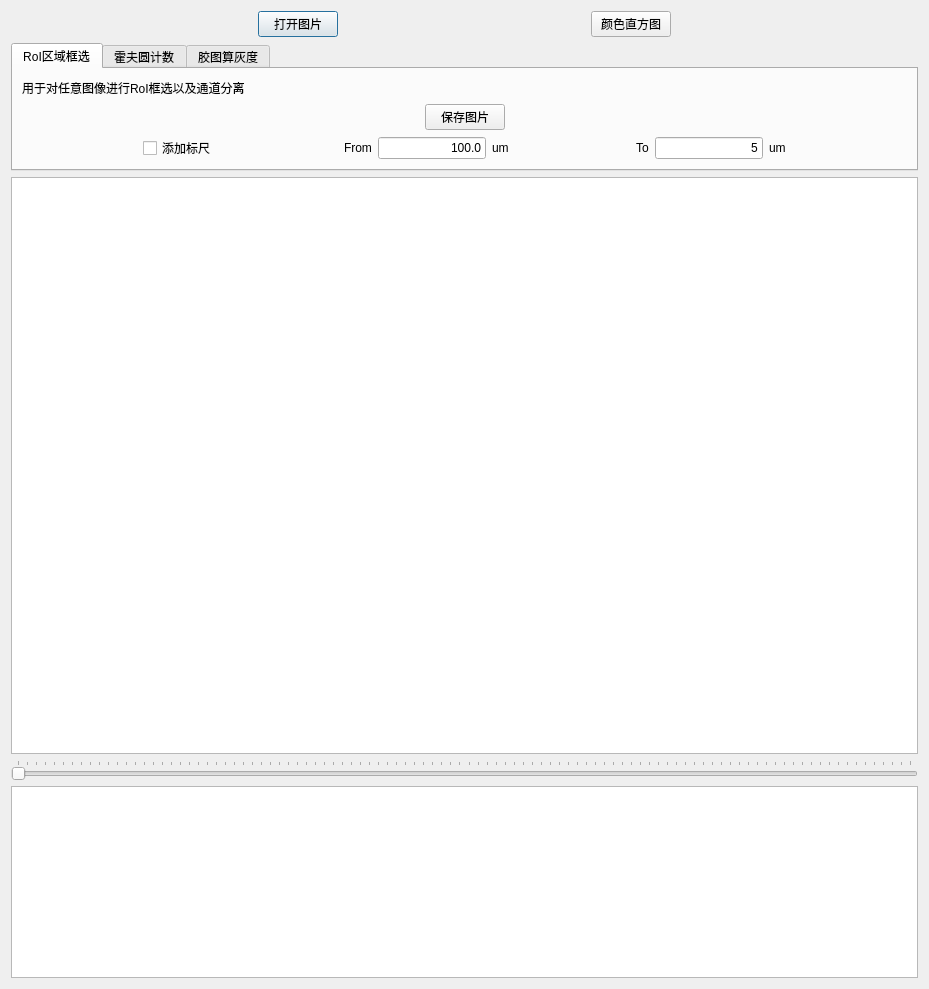
First picture: the form in uic/main_dialog.ui, repository mulin-xml/wwy2, before the edit.
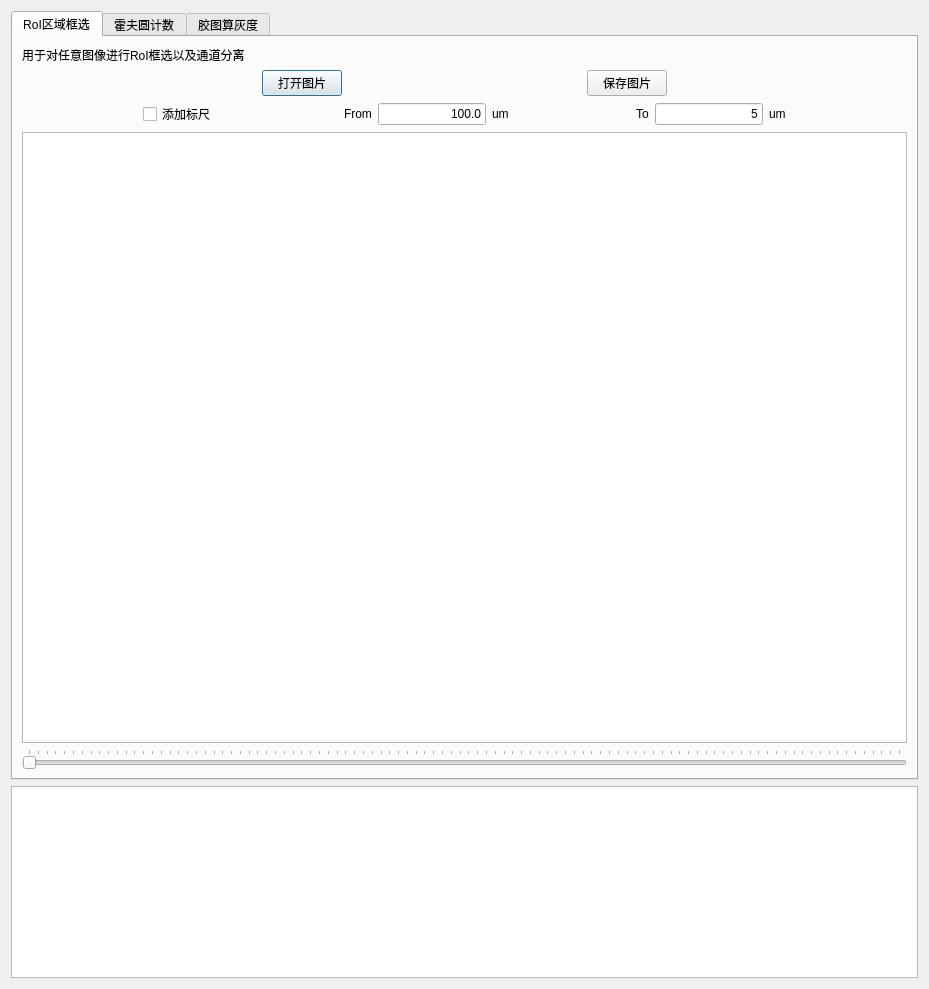
Second picture: the form after the edit. Custom widgets are drawn as their Qt base class.

Patch:
```diff
--- a/uic/main_dialog.ui
+++ b/uic/main_dialog.ui
@@ -19,64 +19,7 @@
   <property name="windowTitle">
    <string>Wen Wenyu and Her Fathers 2.0</string>
   </property>
-  <layout class="QVBoxLayout" name="verticalLayout_4" stretch="0,0,10,0">
-   <item>
-    <layout class="QHBoxLayout" name="horizontalLayout_6">
-     <item>
-      <spacer name="horizontalSpacer">
-       <property name="orientation">
-        <enum>Qt::Horizontal</enum>
-       </property>
-       <property name="sizeHint" stdset="0">
-        <size>
-         <width>40</width>
-         <height>20</height>
-        </size>
-       </property>
-      </spacer>
-     </item>
-     <item>
-      <widget class="QPushButton" name="openImgButton">
-       <property name="text">
-        <string>打开图片</string>
-       </property>
-      </widget>
-     </item>
-     <item>
-      <spacer name="horizontalSpacer_13">
-       <property name="orientation">
-        <enum>Qt::Horizontal</enum>
-       </property>
-       <property name="sizeHint" stdset="0">
-        <size>
-         <width>40</width>
-         <height>20</height>
-        </size>
-       </property>
-      </spacer>
-     </item>
-     <item>
-      <widget class="QPushButton" name="openHistButton">
-       <property name="text">
-        <string>颜色直方图</string>
-       </property>
-      </widget>
-     </item>
-     <item>
-      <spacer name="horizontalSpacer_4">
-       <property name="orientation">
-        <enum>Qt::Horizontal</enum>
-       </property>
-       <property name="sizeHint" stdset="0">
-        <size>
-         <width>40</width>
-         <height>20</height>
-        </size>
-       </property>
-      </spacer>
-     </item>
-    </layout>
-   </item>
+  <layout class="QVBoxLayout" name="verticalLayout_4" stretch="1,0">
    <item>
     <widget class="MyTabWidget" name="controlTabWidget">
      <property name="sizePolicy">
@@ -116,7 +59,27 @@
           </spacer>
          </item>
          <item>
-          <widget class="QPushButton" name="pushButton">
+          <widget class="QPushButton" name="tab1OpenImgButton">
+           <property name="text">
+            <string>打开图片</string>
+           </property>
+          </widget>
+         </item>
+         <item>
+          <spacer name="horizontalSpacer_14">
+           <property name="orientation">
+            <enum>Qt::Horizontal</enum>
+           </property>
+           <property name="sizeHint" stdset="0">
+            <size>
+             <width>40</width>
+             <height>20</height>
+            </size>
+           </property>
+          </spacer>
+         </item>
+         <item>
+          <widget class="QPushButton" name="tab1SaveButton">
            <property name="text">
             <string>保存图片</string>
            </property>
@@ -256,6 +219,26 @@
          </item>
         </layout>
        </item>
+       <item>
+        <widget class="MyGraphicsView" name="tab1GV">
+         <property name="verticalScrollBarPolicy">
+          <enum>Qt::ScrollBarAlwaysOff</enum>
+         </property>
+         <property name="horizontalScrollBarPolicy">
+          <enum>Qt::ScrollBarAlwaysOff</enum>
+         </property>
+        </widget>
+       </item>
+       <item>
+        <widget class="QSlider" name="tab1ImgSlider">
+         <property name="orientation">
+          <enum>Qt::Horizontal</enum>
+         </property>
+         <property name="tickPosition">
+          <enum>QSlider::TicksAbove</enum>
+         </property>
+        </widget>
+       </item>
       </layout>
      </widget>
      <widget class="QWidget" name="tab2">
@@ -362,30 +345,6 @@
      </widget>
     </widget>
    </item>
-   <item>
-    <layout class="QVBoxLayout" name="verticalLayout_3">
-     <item>
-      <widget class="MyGraphicsView" name="gv">
-       <property name="verticalScrollBarPolicy">
-        <enum>Qt::ScrollBarAlwaysOff</enum>
-       </property>
-       <property name="horizontalScrollBarPolicy">
-        <enum>Qt::ScrollBarAlwaysOff</enum>
-       </property>
-      </widget>
-     </item>
-     <item>
-      <widget class="QSlider" name="imgSlider">
-       <property name="orientation">
-        <enum>Qt::Horizontal</enum>
-       </property>
-       <property name="tickPosition">
-        <enum>QSlider::TicksAbove</enum>
-       </property>
-      </widget>
-     </item>
-    </layout>
-   </item>
    <item>
     <widget class="QTextEdit" name="logger">
      <property name="readOnly">
```
